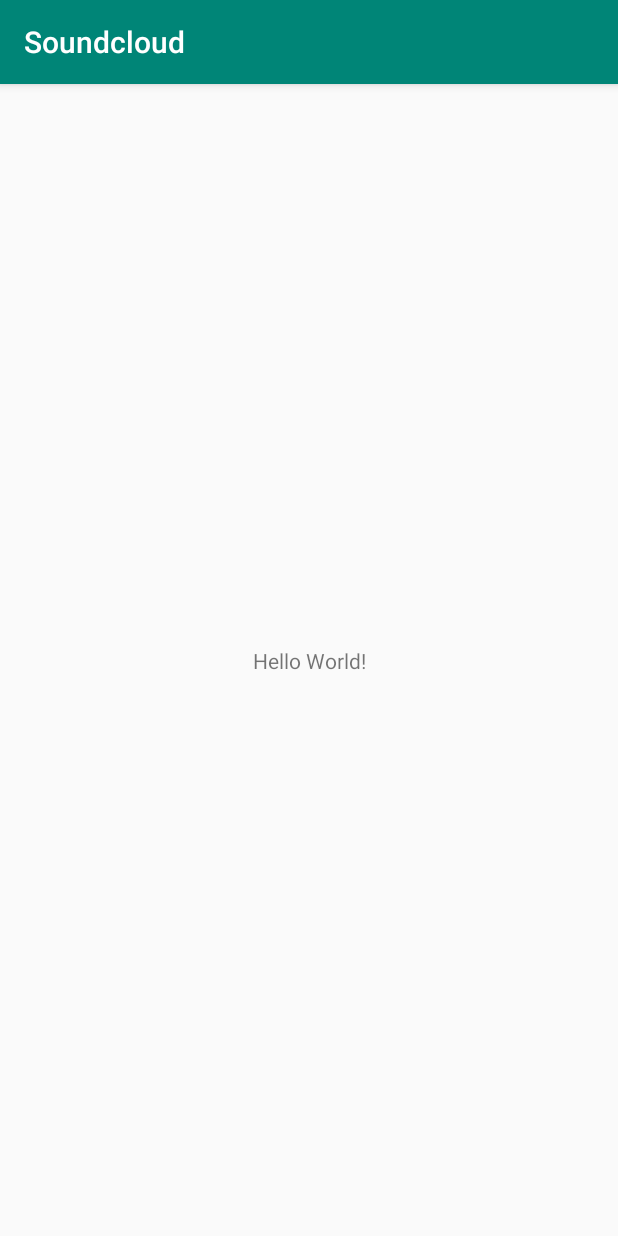
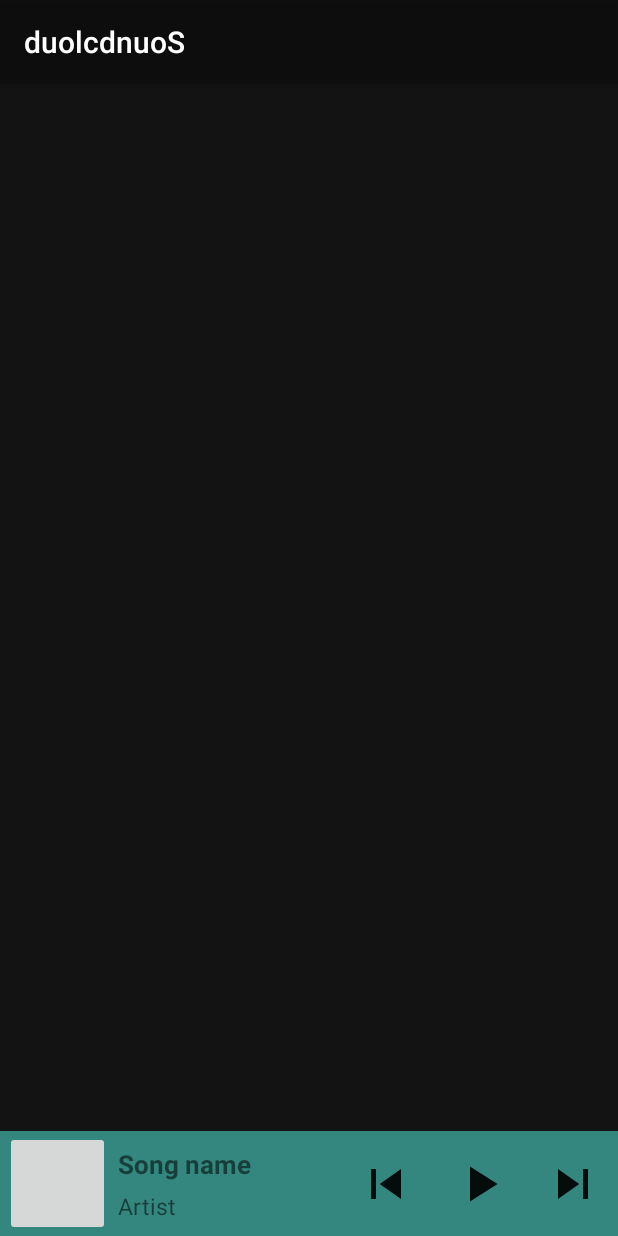
Before and after one commit to thinhbach31/do-an, an Android app: the screen it shows after launch (MainActivity), on a phone screen of 412 x 824 dp. Run offline under Robolectric (Android 15) with nearby library versions, the phone set to English and light mode, and no system bars.

Commit message:
creating layout for main activity and home fragment

```diff
--- a/app/build.gradle
+++ b/app/build.gradle
@@ -25,4 +25,7 @@
     testImplementation 'junit:junit:4.12'
     androidTestImplementation 'com.android.support.test:runner:1.0.2'
     androidTestImplementation 'com.android.support.test.espresso:espresso-core:3.0.2'
+    implementation 'com.android.support:recyclerview-v7:28.0.0'
+    implementation 'com.android.support:support-v4:28.0.0'
+    implementation 'com.android.support:design:28.0.0'
 }
--- a/app/src/main/AndroidManifest.xml
+++ b/app/src/main/AndroidManifest.xml
@@ -9,7 +9,7 @@
         android:roundIcon="@mipmap/ic_launcher_round"
         android:supportsRtl="true"
         android:theme="@style/AppTheme">
-        <activity android:name=".MainActivity">
+        <activity android:name=".screen.main.MainActivity">
             <intent-filter>
                 <action android:name="android.intent.action.MAIN" />
 
--- /dev/null
+++ b/app/src/main/java/com/example/thinhbachvan/soundcloud/screen/home/HomeFragment.java
@@ -0,0 +1,21 @@
+package com.example.thinhbachvan.soundcloud.screen.home;
+
+import android.os.Bundle;
+import android.support.annotation.NonNull;
+import android.support.annotation.Nullable;
+import android.support.v4.app.Fragment;
+import android.view.LayoutInflater;
+import android.view.View;
+import android.view.ViewGroup;
+
+import com.example.thinhbachvan.soundcloud.R;
+
+public class HomeFragment extends Fragment {
+    @Nullable
+    @Override
+    public View onCreateView(@NonNull LayoutInflater inflater, @Nullable ViewGroup container,
+                             @Nullable Bundle savedInstanceState) {
+        View view = inflater.inflate(R.layout.fragment_home, container, false);
+        return view;
+    }
+}
--- a/app/src/main/java/com/example/thinhbachvan/soundcloud/MainActivity.java
+++ b/app/src/main/java/com/example/thinhbachvan/soundcloud/screen/main/MainActivity.java
@@ -1,7 +1,9 @@
-package com.example.thinhbachvan.soundcloud;
+package com.example.thinhbachvan.soundcloud.screen.main;
 
 import android.support.v7.app.AppCompatActivity;
 import android.os.Bundle;
+
+import com.example.thinhbachvan.soundcloud.R;
 
 public class MainActivity extends AppCompatActivity {
 
--- /dev/null
+++ b/app/src/main/res/drawable/ic_pause_black_24dp.xml
@@ -0,0 +1,5 @@
+<vector android:alpha="0.9" android:height="24dp"
+    android:viewportHeight="24.0" android:viewportWidth="24.0"
+    android:width="24dp" xmlns:android="http://schemas.android.com/apk/res/android">
+    <path android:fillColor="#FF000000" android:pathData="M6,19h4L10,5L6,5v14zM14,5v14h4L18,5h-4z"/>
+</vector>
--- /dev/null
+++ b/app/src/main/res/drawable/ic_play_arrow_black_24dp.xml
@@ -0,0 +1,5 @@
+<vector android:alpha="0.9" android:height="24dp"
+    android:viewportHeight="24.0" android:viewportWidth="24.0"
+    android:width="24dp" xmlns:android="http://schemas.android.com/apk/res/android">
+    <path android:fillColor="#FF000000" android:pathData="M8,5v14l11,-7z"/>
+</vector>
--- /dev/null
+++ b/app/src/main/res/drawable/ic_skip_next_black_24dp.xml
@@ -0,0 +1,5 @@
+<vector android:alpha="0.9" android:height="24dp"
+    android:viewportHeight="24.0" android:viewportWidth="24.0"
+    android:width="24dp" xmlns:android="http://schemas.android.com/apk/res/android">
+    <path android:fillColor="#FF000000" android:pathData="M6,18l8.5,-6L6,6v12zM16,6v12h2V6h-2z"/>
+</vector>
--- /dev/null
+++ b/app/src/main/res/drawable/ic_skip_previous_black_24dp.xml
@@ -0,0 +1,5 @@
+<vector android:alpha="0.9" android:height="24dp"
+    android:viewportHeight="24.0" android:viewportWidth="24.0"
+    android:width="24dp" xmlns:android="http://schemas.android.com/apk/res/android">
+    <path android:fillColor="#FF000000" android:pathData="M6,6h2v12L6,18zM9.5,12l8.5,6L18,6z"/>
+</vector>
--- a/app/src/main/res/layout/activity_main.xml
+++ b/app/src/main/res/layout/activity_main.xml
@@ -4,15 +4,98 @@
     xmlns:tools="http://schemas.android.com/tools"
     android:layout_width="match_parent"
     android:layout_height="match_parent"
-    tools:context=".MainActivity">
+    tools:context=".screen.main.MainActivity">
 
-    <TextView
-        android:layout_width="wrap_content"
-        android:layout_height="wrap_content"
-        android:text="Hello World!"
+    <FrameLayout
+        android:id="@+id/main_frame_layout"
+        android:layout_width="match_parent"
+        android:layout_height="0dp"
+        android:background="@color/color_black2"
+        app:layout_constraintBottom_toTopOf="@id/contrain_playing"
+        app:layout_constraintStart_toStartOf="parent"
+        app:layout_constraintTop_toTopOf="parent">
+
+    </FrameLayout>
+
+    <android.support.constraint.ConstraintLayout
+        android:id="@+id/contrain_playing"
+        android:layout_width="match_parent"
+        android:layout_height="@dimen/dp_70"
+        android:background="@color/color_tealAcent"
         app:layout_constraintBottom_toBottomOf="parent"
-        app:layout_constraintLeft_toLeftOf="parent"
-        app:layout_constraintRight_toRightOf="parent"
-        app:layout_constraintTop_toTopOf="parent" />
+        app:layout_constraintStart_toStartOf="parent">
+
+        <ImageButton
+            android:id="@+id/image_mainSongImage"
+            android:layout_width="@dimen/dp_70"
+            android:layout_height="@dimen/dp_70"
+            android:layout_marginStart="@dimen/dp_3"
+            app:layout_constraintBottom_toBottomOf="parent"
+            app:layout_constraintStart_toStartOf="parent"
+            app:layout_constraintTop_toTopOf="parent" />
+
+        <TextView
+            android:id="@+id/text_mainSongName"
+            android:layout_width="wrap_content"
+            android:layout_height="wrap_content"
+            android:layout_marginStart="@dimen/dp_5"
+            android:layout_marginTop="@dimen/dp_10"
+            android:text="@string/title_Songname"
+            android:textSize="@dimen/sp_17"
+            android:textStyle="bold"
+            app:layout_constraintStart_toEndOf="@id/image_mainSongImage"
+            app:layout_constraintTop_toTopOf="parent" />
+
+        <TextView
+            android:id="@+id/text_mainArtistName"
+            android:layout_width="wrap_content"
+            android:layout_height="wrap_content"
+            android:layout_marginStart="@dimen/dp_5"
+            android:layout_marginTop="@dimen/dp_5"
+            android:text="@string/title_Artist"
+            android:textSize="@dimen/sp_15"
+            app:layout_constraintStart_toEndOf="@id/image_mainSongImage"
+            app:layout_constraintTop_toBottomOf="@id/text_mainSongName" />
+
+        <View
+            android:id="@+id/view_mainView"
+            android:layout_width="0.5dp"
+            android:layout_height="match_parent"
+            android:layout_marginStart="@dimen/dp_60"
+            app:layout_constraintStart_toEndOf="@id/text_mainSongName" />
+
+        <Button
+            android:id="@+id/button_mainPrevious"
+            android:layout_width="@dimen/dp_40"
+            android:layout_height="@dimen/dp_40"
+            android:layout_marginStart="@dimen/dp_10"
+            android:layout_marginEnd="@dimen/dp_10"
+            android:background="@drawable/ic_skip_previous_black_24dp"
+            app:layout_constraintBottom_toBottomOf="parent"
+            app:layout_constraintStart_toStartOf="@+id/view_mainView"
+            app:layout_constraintTop_toTopOf="parent" />
+
+        <Button
+            android:id="@+id/button_mainPlayPause"
+            android:layout_width="@dimen/dp_40"
+            android:layout_height="@dimen/dp_40"
+            android:background="@drawable/ic_play_arrow_black_24dp"
+            app:layout_constraintBottom_toBottomOf="parent"
+            app:layout_constraintEnd_toStartOf="@id/button_mainNext"
+            app:layout_constraintStart_toEndOf="@id/button_mainPrevious"
+            app:layout_constraintTop_toTopOf="parent" />
+
+        <Button
+            android:id="@+id/button_mainNext"
+            android:layout_width="@dimen/dp_40"
+            android:layout_height="@dimen/dp_40"
+            android:layout_marginStart="@dimen/dp_10"
+            android:layout_marginEnd="@dimen/dp_10"
+            android:background="@drawable/ic_skip_next_black_24dp"
+            app:layout_constraintBottom_toBottomOf="parent"
+            app:layout_constraintEnd_toEndOf="parent"
+            app:layout_constraintTop_toTopOf="parent" />
+
+    </android.support.constraint.ConstraintLayout>
 
 </android.support.constraint.ConstraintLayout>
--- /dev/null
+++ b/app/src/main/res/layout/fragment_home.xml
@@ -0,0 +1,25 @@
+<?xml version="1.0" encoding="utf-8"?>
+<android.support.constraint.ConstraintLayout xmlns:android="http://schemas.android.com/apk/res/android"
+    android:layout_width="match_parent"
+    android:layout_height="match_parent"
+    xmlns:app="http://schemas.android.com/apk/res-auto">
+
+    <android.support.design.widget.TabLayout
+        android:id="@+id/home_tabOption"
+        android:layout_width="match_parent"
+        android:layout_height="@dimen/dp_50"
+        android:background="@color/color_black"
+        app:tabTextColor="@color/color_Grey"
+        app:layout_constraintTop_toTopOf="parent"
+        app:layout_constraintStart_toStartOf="parent"/>
+
+    <android.support.v4.view.ViewPager
+        android:id="@+id/home_viewPager"
+        android:layout_width="match_parent"
+        android:layout_height="0dp"
+        android:background="@color/color_black2"
+        app:layout_constraintTop_toBottomOf="@id/home_tabOption"
+        app:layout_constraintBottom_toBottomOf="parent"
+        app:layout_constraintStart_toStartOf="parent"/>
+
+</android.support.constraint.ConstraintLayout>
--- a/app/src/main/res/values/colors.xml
+++ b/app/src/main/res/values/colors.xml
@@ -1,6 +1,11 @@
 <?xml version="1.0" encoding="utf-8"?>
 <resources>
     <color name="colorPrimary">#008577</color>
-    <color name="colorPrimaryDark">#00574B</color>
+    <color name="colorPrimaryDark">#008577</color>
     <color name="colorAccent">#D81B60</color>
+    <color name="color_black">#ef000000</color>
+    <color name="color_black2">#f60b0b0b</color>
+    <color name="color_tealAcent">#33877e</color>
+    <color name="color_White">#f3f2f4f4</color>
+    <color name="color_Grey">#939494</color>
 </resources>
--- /dev/null
+++ b/app/src/main/res/values/dimens.xml
@@ -0,0 +1,13 @@
+<?xml version="1.0" encoding="utf-8"?>
+<resources>
+    <dimen name="dp_70">70dp</dimen>
+    <dimen name="dp_3">3dp</dimen>
+    <dimen name="sp_17">17sp</dimen>
+    <dimen name="dp_5">5dp</dimen>
+    <dimen name="dp_10">10dp</dimen>
+    <dimen name="sp_15">15sp</dimen>
+    <dimen name="dp_90">90dp</dimen>
+    <dimen name="dp_40">40dp</dimen>
+    <dimen name="dp_60">60dp</dimen>
+    <dimen name="dp_50">50dp</dimen>
+</resources>
--- a/app/src/main/res/values/strings.xml
+++ b/app/src/main/res/values/strings.xml
@@ -1,3 +1,5 @@
 <resources>
-    <string name="app_name">Soundcloud</string>
+    <string name="app_name">duolcdnuoS</string>
+    <string name="title_Songname">Song name</string>
+    <string name="title_Artist">Artist</string>
 </resources>
--- a/app/src/main/res/values/styles.xml
+++ b/app/src/main/res/values/styles.xml
@@ -1,9 +1,9 @@
 <resources>
 
     <!-- Base application theme. -->
-    <style name="AppTheme" parent="Theme.AppCompat.Light.DarkActionBar">
+    <style name="AppTheme" parent="Base.Theme.AppCompat.Light.DarkActionBar">
         <!-- Customize your theme here. -->
-        <item name="colorPrimary">@color/colorPrimary</item>
+        <item name="colorPrimary">@color/color_black</item>
         <item name="colorPrimaryDark">@color/colorPrimaryDark</item>
         <item name="colorAccent">@color/colorAccent</item>
     </style>
```
